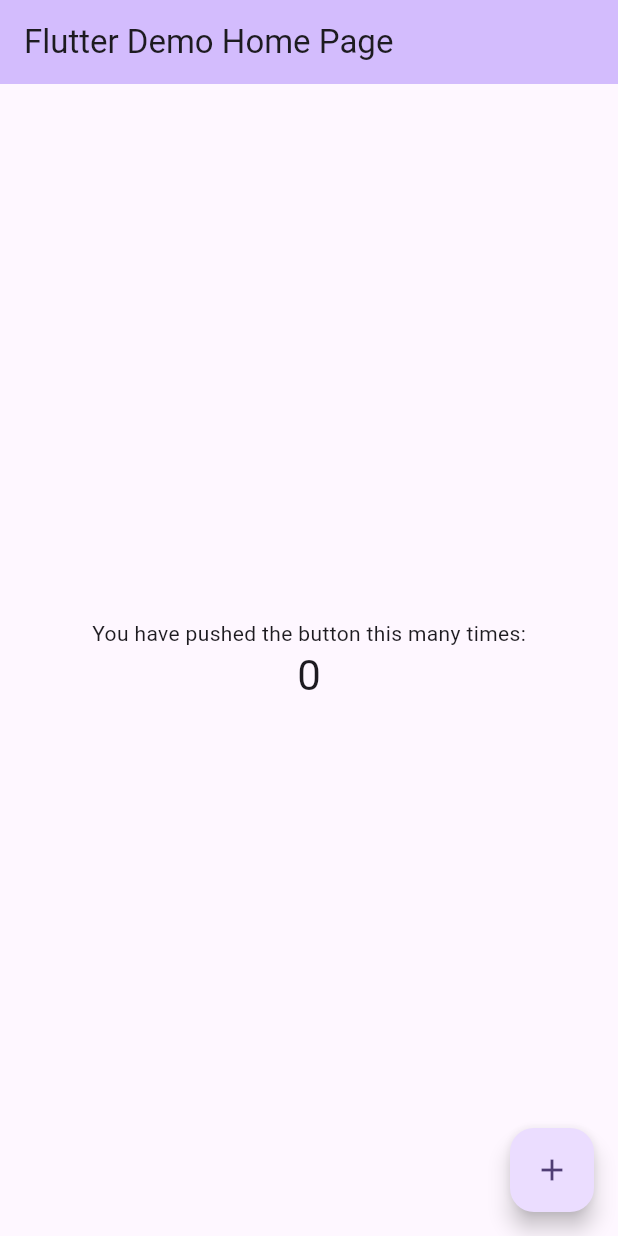
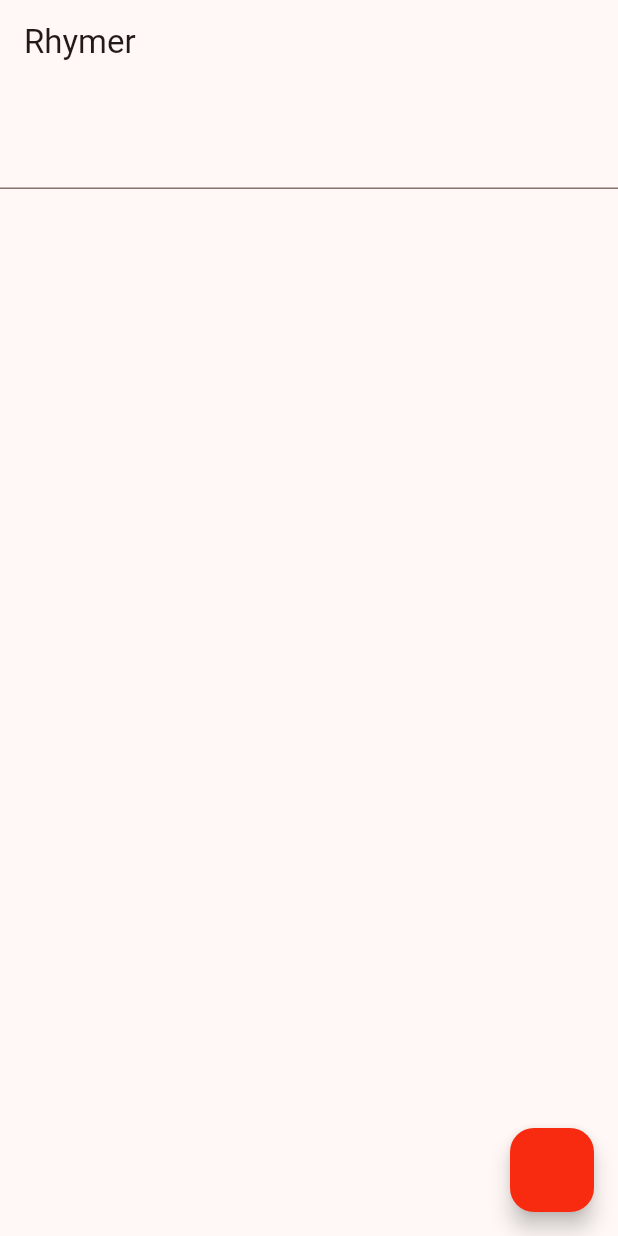
Before and after one commit to MajidiyM/rhymer, a Flutter app: the screen it shows after launch, on a phone screen of 412 x 824 dp. Run offline on Flutter 3.47's test engine with Material 3 defaults, Android fonts, the light colour scheme and no system bars.

Commit message:
[Edit] Добавлено Sliver AppBar

```diff
--- a/lib/main.dart
+++ b/lib/main.dart
@@ -1,125 +1,54 @@
 import 'package:flutter/material.dart';
 
-void main() {
-  runApp(const MyApp());
-}
+void main() => runApp(MyApp());
 
 class MyApp extends StatelessWidget {
   const MyApp({super.key});
 
-  // This widget is the root of your application.
   @override
   Widget build(BuildContext context) {
+    final primaryColor = Color(0xFFF82B10);
     return MaterialApp(
-      title: 'Flutter Demo',
+      debugShowCheckedModeBanner: false,
+      title: "Flutter Demo",
       theme: ThemeData(
-        // This is the theme of your application.
-        //
-        // TRY THIS: Try running your application with "flutter run". You'll see
-        // the application has a purple toolbar. Then, without quitting the app,
-        // try changing the seedColor in the colorScheme below to Colors.green
-        // and then invoke "hot reload" (save your changes or press the "hot
-        // reload" button in a Flutter-supported IDE, or press "r" if you used
-        // the command line to start the app).
-        //
-        // Notice that the counter didn't reset back to zero; the application
-        // state is not lost during the reload. To reset the state, use hot
-        // restart instead.
-        //
-        // This works for code too, not just values: Most code changes can be
-        // tested with just a hot reload.
-        colorScheme: ColorScheme.fromSeed(seedColor: Colors.deepPurple),
+        primaryColor: primaryColor,
+        colorScheme: ColorScheme.fromSeed(seedColor: primaryColor),
         useMaterial3: true,
       ),
-      home: const MyHomePage(title: 'Flutter Demo Home Page'),
+      home: HomeScreen(),
     );
   }
 }
 
-class MyHomePage extends StatefulWidget {
-  const MyHomePage({super.key, required this.title});
-
-  // This widget is the home page of your application. It is stateful, meaning
-  // that it has a State object (defined below) that contains fields that affect
-  // how it looks.
-
-  // This class is the configuration for the state. It holds the values (in this
-  // case the title) provided by the parent (in this case the App widget) and
-  // used by the build method of the State. Fields in a Widget subclass are
-  // always marked "final".
-
-  final String title;
-
-  @override
-  State<MyHomePage> createState() => _MyHomePageState();
-}
-
-class _MyHomePageState extends State<MyHomePage> {
-  int _counter = 0;
-
-  void _incrementCounter() {
-    setState(() {
-      // This call to setState tells the Flutter framework that something has
-      // changed in this State, which causes it to rerun the build method below
-      // so that the display can reflect the updated values. If we changed
-      // _counter without calling setState(), then the build method would not be
-      // called again, and so nothing would appear to happen.
-      _counter++;
-    });
-  }
+class HomeScreen extends StatelessWidget {
+  const HomeScreen({super.key});
 
   @override
   Widget build(BuildContext context) {
-    // This method is rerun every time setState is called, for instance as done
-    // by the _incrementCounter method above.
-    //
-    // The Flutter framework has been optimized to make rerunning build methods
-    // fast, so that you can just rebuild anything that needs updating rather
-    // than having to individually change instances of widgets.
+    final theme = Theme.of(context);
     return Scaffold(
-      appBar: AppBar(
-        // TRY THIS: Try changing the color here to a specific color (to
-        // Colors.amber, perhaps?) and trigger a hot reload to see the AppBar
-        // change color while the other colors stay the same.
-        backgroundColor: Theme.of(context).colorScheme.inversePrimary,
-        // Here we take the value from the MyHomePage object that was created by
-        // the App.build method, and use it to set our appbar title.
-        title: Text(widget.title),
-      ),
-      body: Center(
-        // Center is a layout widget. It takes a single child and positions it
-        // in the middle of the parent.
-        child: Column(
-          // Column is also a layout widget. It takes a list of children and
-          // arranges them vertically. By default, it sizes itself to fit its
-          // children horizontally, and tries to be as tall as its parent.
-          //
-          // Column has various properties to control how it sizes itself and
-          // how it positions its children. Here we use mainAxisAlignment to
-          // center the children vertically; the main axis here is the vertical
-          // axis because Columns are vertical (the cross axis would be
-          // horizontal).
-          //
-          // TRY THIS: Invoke "debug painting" (choose the "Toggle Debug Paint"
-          // action in the IDE, or press "p" in the console), to see the
-          // wireframe for each widget.
-          mainAxisAlignment: MainAxisAlignment.center,
-          children: <Widget>[
-            const Text(
-              'You have pushed the button this many times:',
+      body: CustomScrollView(
+        slivers: [
+          SliverAppBar(
+            pinned: true,
+            floating: true,
+            snap: true,
+            backgroundColor: theme.cardColor,
+            elevation: 0,
+            surfaceTintColor: Colors.transparent,
+            title: Text("Rhymer"),
+            bottom: PreferredSize(
+              child: TextFormField(),
+              preferredSize: Size.fromHeight(70),
             ),
-            Text(
-              '$_counter',
-              style: Theme.of(context).textTheme.headlineMedium,
-            ),
-          ],
-        ),
+          ),
+        ],
       ),
       floatingActionButton: FloatingActionButton(
-        onPressed: _incrementCounter,
-        tooltip: 'Increment',
-        child: const Icon(Icons.add),
-      ), // This trailing comma makes auto-formatting nicer for build methods.
+        onPressed: null,
+        backgroundColor: theme.primaryColor,
+      ),
     );
   }
 }
```
